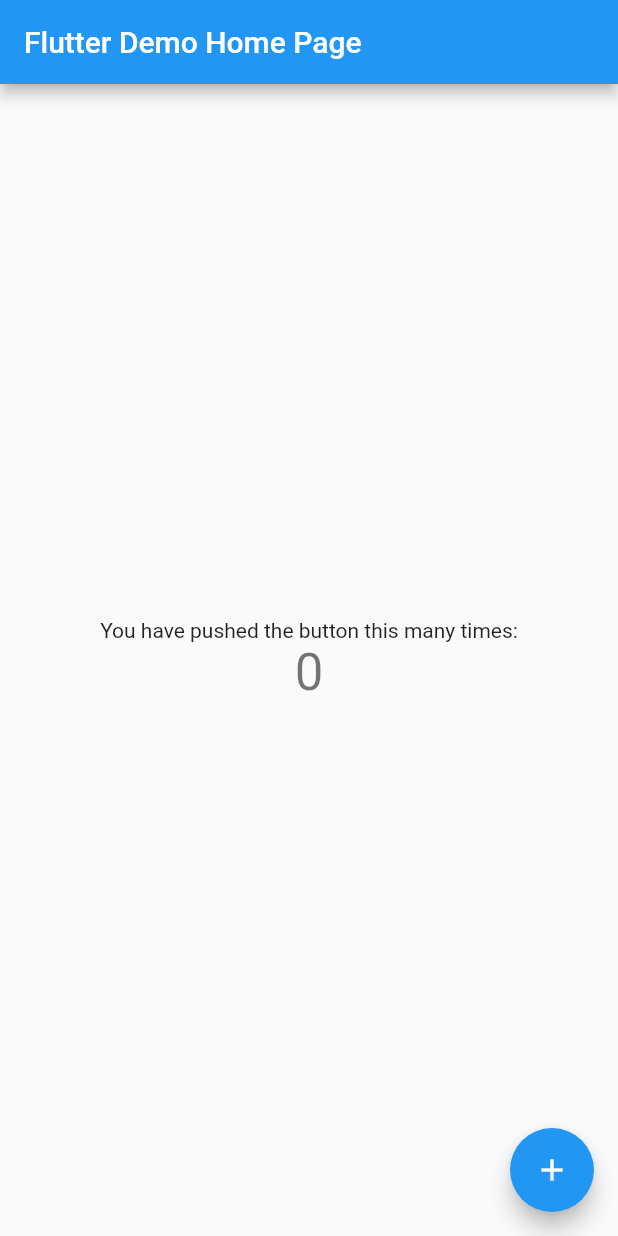
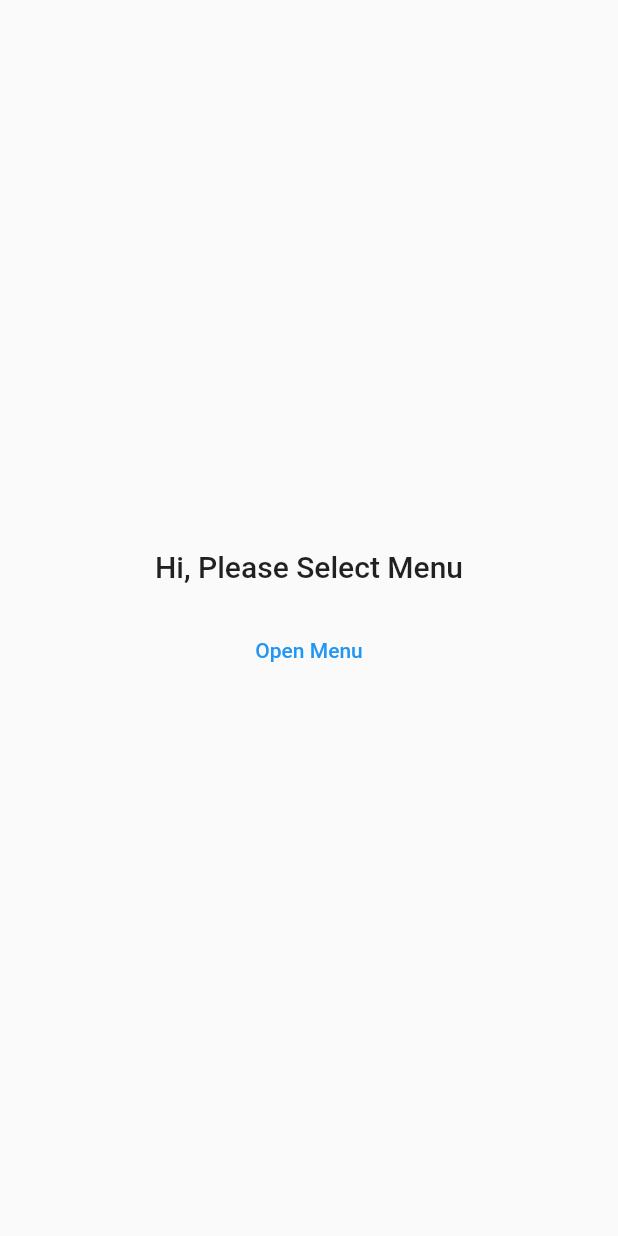
Before and after one commit to coder-Aayush/restro, a Flutter app: the screen it shows after launch, on a phone screen of 412 x 824 dp. Run offline on Flutter 3.47's test engine with Material 2 defaults, Android fonts, the phone set to English and light mode, and no system bars.

Commit message:
Feat: Select Food

```diff
--- a/lib/main.dart
+++ b/lib/main.dart
@@ -1,115 +1,4 @@
 import 'package:flutter/material.dart';
+import 'package:restro/screens/app.dart';
 
-void main() {
-  runApp(const MyApp());
-}
-
-class MyApp extends StatelessWidget {
-  const MyApp({super.key});
-
-  // This widget is the root of your application.
-  @override
-  Widget build(BuildContext context) {
-    return MaterialApp(
-      title: 'Flutter Demo',
-      theme: ThemeData(
-        // This is the theme of your application.
-        //
-        // Try running your application with "flutter run". You'll see the
-        // application has a blue toolbar. Then, without quitting the app, try
-        // changing the primarySwatch below to Colors.green and then invoke
-        // "hot reload" (press "r" in the console where you ran "flutter run",
-        // or simply save your changes to "hot reload" in a Flutter IDE).
-        // Notice that the counter didn't reset back to zero; the application
-        // is not restarted.
-        primarySwatch: Colors.blue,
-      ),
-      home: const MyHomePage(title: 'Flutter Demo Home Page'),
-    );
-  }
-}
-
-class MyHomePage extends StatefulWidget {
-  const MyHomePage({super.key, required this.title});
-
-  // This widget is the home page of your application. It is stateful, meaning
-  // that it has a State object (defined below) that contains fields that affect
-  // how it looks.
-
-  // This class is the configuration for the state. It holds the values (in this
-  // case the title) provided by the parent (in this case the App widget) and
-  // used by the build method of the State. Fields in a Widget subclass are
-  // always marked "final".
-
-  final String title;
-
-  @override
-  State<MyHomePage> createState() => _MyHomePageState();
-}
-
-class _MyHomePageState extends State<MyHomePage> {
-  int _counter = 0;
-
-  void _incrementCounter() {
-    setState(() {
-      // This call to setState tells the Flutter framework that something has
-      // changed in this State, which causes it to rerun the build method below
-      // so that the display can reflect the updated values. If we changed
-      // _counter without calling setState(), then the build method would not be
-      // called again, and so nothing would appear to happen.
-      _counter++;
-    });
-  }
-
-  @override
-  Widget build(BuildContext context) {
-    // This method is rerun every time setState is called, for instance as done
-    // by the _incrementCounter method above.
-    //
-    // The Flutter framework has been optimized to make rerunning build methods
-    // fast, so that you can just rebuild anything that needs updating rather
-    // than having to individually change instances of widgets.
-    return Scaffold(
-      appBar: AppBar(
-        // Here we take the value from the MyHomePage object that was created by
-        // the App.build method, and use it to set our appbar title.
-        title: Text(widget.title),
-      ),
-      body: Center(
-        // Center is a layout widget. It takes a single child and positions it
-        // in the middle of the parent.
-        child: Column(
-          // Column is also a layout widget. It takes a list of children and
-          // arranges them vertically. By default, it sizes itself to fit its
-          // children horizontally, and tries to be as tall as its parent.
-          //
-          // Invoke "debug painting" (press "p" in the console, choose the
-          // "Toggle Debug Paint" action from the Flutter Inspector in Android
-          // Studio, or the "Toggle Debug Paint" command in Visual Studio Code)
-          // to see the wireframe for each widget.
-          //
-          // Column has various properties to control how it sizes itself and
-          // how it positions its children. Here we use mainAxisAlignment to
-          // center the children vertically; the main axis here is the vertical
-          // axis because Columns are vertical (the cross axis would be
-          // horizontal).
-          mainAxisAlignment: MainAxisAlignment.center,
-          children: <Widget>[
-            const Text(
-              'You have pushed the button this many times:',
-            ),
-            Text(
-              '$_counter',
-              style: Theme.of(context).textTheme.headline4,
-            ),
-          ],
-        ),
-      ),
-      floatingActionButton: FloatingActionButton(
-        onPressed: _incrementCounter,
-        tooltip: 'Increment',
-        child: const Icon(Icons.add),
-      ), // This trailing comma makes auto-formatting nicer for build methods.
-    );
-  }
-}
+void main() => runApp(const App());
--- /dev/null
+++ b/lib/screens/app.dart
@@ -0,0 +1,14 @@
+import 'package:flutter/material.dart';
+import 'package:restro/screens/home.dart';
+
+class App extends StatelessWidget {
+  const App({super.key});
+
+  @override
+  Widget build(BuildContext context) {
+    return const MaterialApp(
+      title: 'Restro',
+      home: HomePage(),
+    );
+  }
+}
--- /dev/null
+++ b/lib/screens/home.dart
@@ -0,0 +1,31 @@
+import 'package:flutter/material.dart';
+import 'package:restro/screens/widgets/widgets.dart';
+
+class HomePage extends StatelessWidget {
+  const HomePage({super.key});
+
+  @override
+  Widget build(BuildContext context) {
+    return Scaffold(
+      body: Center(
+        child: Column(
+          mainAxisAlignment: MainAxisAlignment.center,
+          children: [
+            Text('Hi, Please Select Menu',
+                style: Theme.of(context).textTheme.headline6),
+            const SizedBox(height: 20),
+            TextButton(
+                onPressed: () async {
+                  final response = await showAppBottomSheet<String>(
+                      context, MenuBottomSheet());
+                  if (response != null) {
+                    // work with data
+                  }
+                },
+                child: const Text('Open Menu'))
+          ],
+        ),
+      ),
+    );
+  }
+}
--- /dev/null
+++ b/lib/screens/screens.dart
@@ -0,0 +1,2 @@
+export 'app.dart';
+export 'home.dart';
--- /dev/null
+++ b/lib/screens/widgets/widgets.dart
@@ -0,0 +1,2 @@
+export 'app_botton_sheet.dart';
+export 'menu_bottom_sheet.dart';
```
Also changed, not shown: lib/screens/widgets/app_botton_sheet.dart (added, +28 -0 lines), lib/screens/widgets/menu_bottom_sheet.dart (added, +56 -0 lines).
